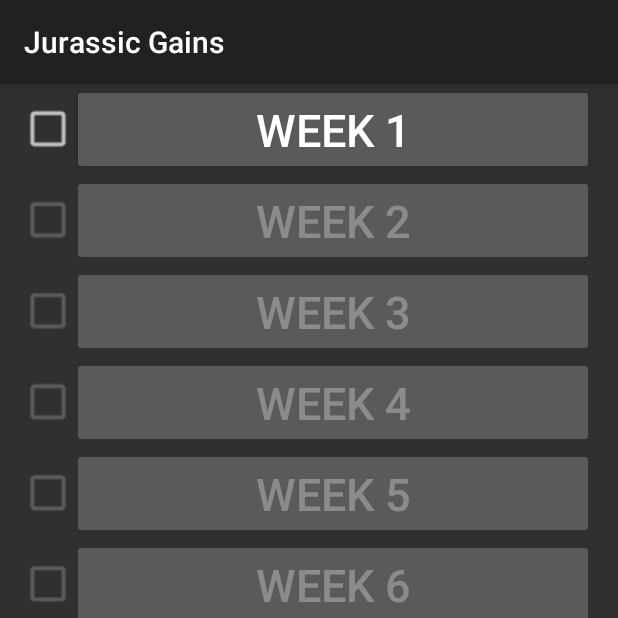
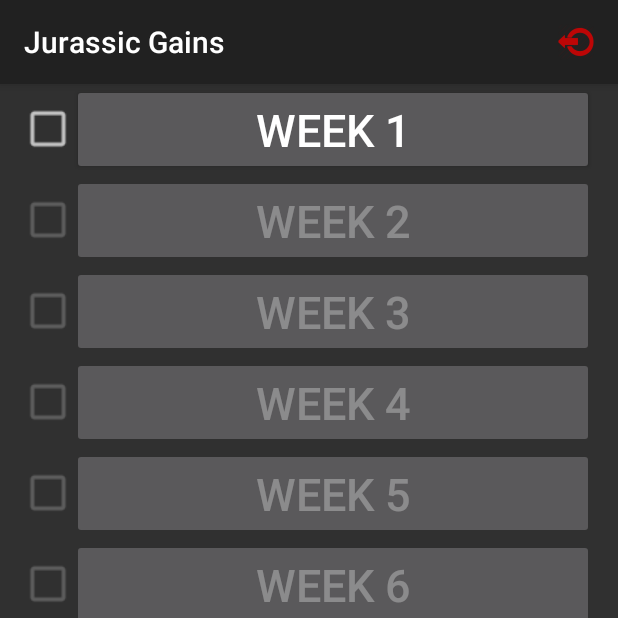
Before and after one commit to BUInvent/Jurassic_Gains, an Android app: the WeekActivity screen opened directly, with no data from a screen before it, on a phone screen of 412 x 824 dp, the top half of it. Run offline under Robolectric (Android 15) with nearby library versions, the phone set to English and light mode, and no system bars; our stand-ins replace Firebase (no records; nobody signed in at launch, a user with empty details on screens opened directly).

Commit message:
Add logout button to Action bar

```diff
--- a/app/src/main/java/com/buinvent/jurassic_gains/WeekActivity.java
+++ b/app/src/main/java/com/buinvent/jurassic_gains/WeekActivity.java
@@ -11,6 +11,12 @@ import android.widget.LinearLayout;
 import android.widget.LinearLayout.LayoutParams;
 import android.content.SharedPreferences;
 import android.content.Context;
+
+import android.view.Menu;
+import android.view.MenuItem;
+import android.widget.Toast;
+
+import com.google.firebase.auth.FirebaseAuth;
 
 
 // Activity for the screen that gives users the ability to select the week they're training
@@ -44,12 +50,12 @@ public class WeekActivity extends AppCompatActivity {
             // Add checkbox for each week
             checkBoxes[i] = new CheckBox(this);
             checkBoxes[i].setGravity(Gravity.CENTER);
-            checkBoxes[i].setScaleX((float)1.3);
-            checkBoxes[i].setScaleY((float)1.3);
+            checkBoxes[i].setScaleX((float) 1.3);
+            checkBoxes[i].setScaleY((float) 1.3);
             weekLayout.addView(checkBoxes[i], checkBoxLayoutParams);
 
             // Set the checkbox to be checked or unchecked based on what was previously saved
-            checkBoxes[i].setChecked(weekPreferences.getBoolean("checkbox_week" + Integer.toString(i+1), false));
+            checkBoxes[i].setChecked(weekPreferences.getBoolean("checkbox_week" + Integer.toString(i + 1), false));
 
             // Add a button and set the text for each week
             buttons[i] = new Button(this);
@@ -59,23 +65,23 @@ public class WeekActivity extends AppCompatActivity {
             buttons[i].setText(weekText);
             // Set a click listener that will start the Day activity and send the week's text
             buttons[i].setOnClickListener(view -> setDay(weekText));
-            weekLayout.addView(buttons[i],buttonLayoutParams);
+            weekLayout.addView(buttons[i], buttonLayoutParams);
 
             // Do a checkbox listener if i > 1. This is because you need three checkboxes to run
             // this function (one before, one middle, and one after)
-            if(i > 1) {
-                checkBoxListener(i, checkBoxes[i-1], checkBoxes[i-2], checkBoxes[i], buttons[i]);
+            if (i > 1) {
+                checkBoxListener(i, checkBoxes[i - 1], checkBoxes[i - 2], checkBoxes[i], buttons[i]);
             }
 
             // If the previous checkbox wasn't checked, dis the checkbox and buttons
-            if (i != 0 && !checkBoxes[i-1].isChecked()) {
+            if (i != 0 && !checkBoxes[i - 1].isChecked()) {
                 checkBoxes[i].setEnabled(false);
                 buttons[i].setEnabled(false);
             }
 
             // Disable the previous checkbox if the checkbox is checked
             if (i != 0 && checkBoxes[i].isChecked())
-                checkBoxes[i-1].setEnabled(false);
+                checkBoxes[i - 1].setEnabled(false);
 
             mLinearLayout.addView(weekLayout, weekLayoutParams);
         }
@@ -83,15 +89,15 @@ public class WeekActivity extends AppCompatActivity {
         // Add checkbox listener for the first week's checkbox
         checkBoxListener(checkBoxes[0], checkBoxes[1], buttons[1]);
         // Add a checkbox listener for the last week's checkbox
-        checkBoxListener(checkBoxes[WEEKS_NUM-1], checkBoxes[WEEKS_NUM-2]);
+        checkBoxListener(checkBoxes[WEEKS_NUM - 1], checkBoxes[WEEKS_NUM - 2]);
 
     }
 
 
-//    This is for all weeks that are not first or last
+    //    This is for all weeks that are not first or last
     private void checkBoxListener(final int weekNum, final CheckBox currentCheckBox,
                                   final CheckBox previousCheckBox, final CheckBox nextCheckBox,
-                                  final Button nextButton){
+                                  final Button nextButton) {
 
         currentCheckBox.setOnClickListener((View v) -> {
             // Enable the next checkbox and button if the current checkbox gets checked, disable if vice versa
@@ -107,9 +113,9 @@ public class WeekActivity extends AppCompatActivity {
         });
     }
 
-//    This is for the first week since it doesn't have a previous week
+    //    This is for the first week since it doesn't have a previous week
     private void checkBoxListener(final CheckBox currentCheckBox,
-                                  final CheckBox nextCheckBox, final Button nextButton){
+                                  final CheckBox nextCheckBox, final Button nextButton) {
 
         currentCheckBox.setOnClickListener((View v) -> {
             nextCheckBox.setEnabled(currentCheckBox.isChecked());
@@ -121,8 +127,8 @@ public class WeekActivity extends AppCompatActivity {
         });
     }
 
-//    For the last week since it doesn't have a next week
-    private void checkBoxListener(final CheckBox currentCheckBox, final CheckBox previousCheckBox){
+    //    For the last week since it doesn't have a next week
+    private void checkBoxListener(final CheckBox currentCheckBox, final CheckBox previousCheckBox) {
 
         currentCheckBox.setOnClickListener((View v) -> {
             previousCheckBox.setEnabled(!currentCheckBox.isChecked());
@@ -134,10 +140,29 @@ public class WeekActivity extends AppCompatActivity {
     }
 
     // Function to start the Day Activity
-    private void setDay(final String week){
+    private void setDay(final String week) {
         Intent day = new Intent(getApplicationContext(), DayActivity.class);
         day.putExtra(DayActivity.EXTRA_WEEK, week); // Send the week so the day activity knows what week was selected
         startActivity(day);
     }
 
+    @Override
+    public boolean onCreateOptionsMenu(Menu menu) {
+        getMenuInflater().inflate(R.menu.menu, menu);
+        return true;
+    }
+
+    @Override
+    public boolean onOptionsItemSelected(MenuItem item) {
+        int id = item.getItemId();
+
+        if (id == R.id.sign_out_button) {
+            FirebaseAuth.getInstance().signOut();
+            Toast.makeText(WeekActivity.this, "Logged out successfully",
+                    Toast.LENGTH_SHORT).show();
+            startActivity(new Intent(getApplicationContext(), LoginActivity.class));
+        }
+        return super.onOptionsItemSelected(item);
+    }
+
 }
--- /dev/null
+++ b/app/src/main/res/menu/menu.xml
@@ -0,0 +1,11 @@
+<?xml version="1.0" encoding="utf-8"?>
+<menu xmlns:android="http://schemas.android.com/apk/res/android"
+    xmlns:app="http://schemas.android.com/apk/res-auto">
+
+    <item
+        android:title="Sign Out"
+        android:id="@+id/sign_out_button"
+        android:icon="@drawable/logout_icon"
+        android:orderInCategory="0"
+        app:showAsAction="always"/>
+</menu>
```
Also changed, not shown: app/src/main/res/drawable-hdpi/logout_icon.png (added), app/src/main/res/drawable-mdpi/logout_icon.png (added), app/src/main/res/drawable-xhdpi/logout_icon.png (added), app/src/main/res/drawable-xxhdpi/logout_icon.png (added).
